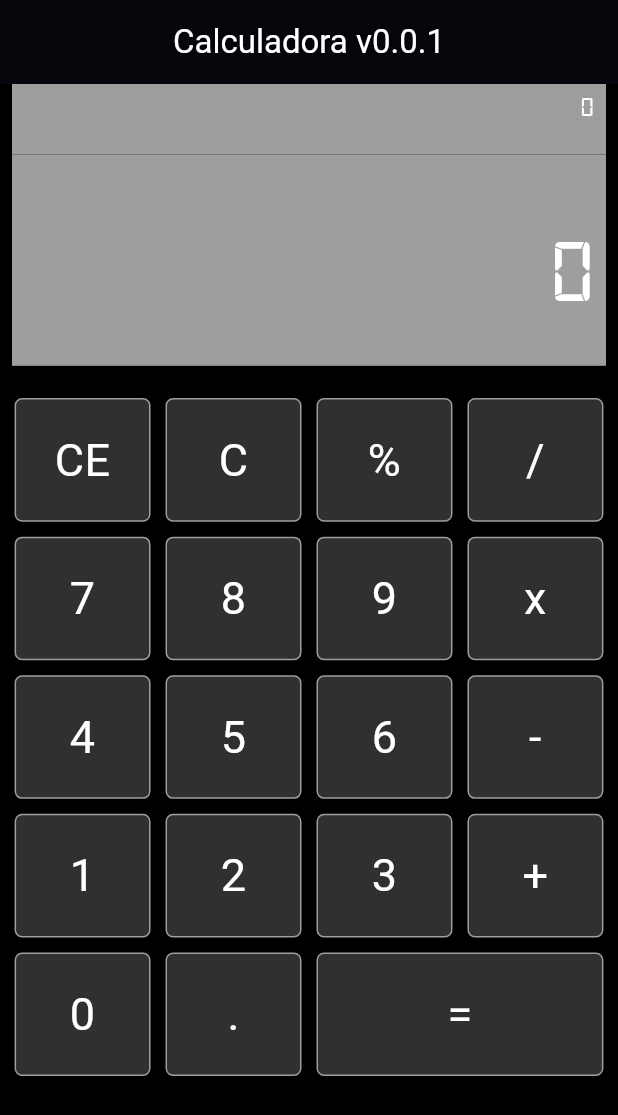
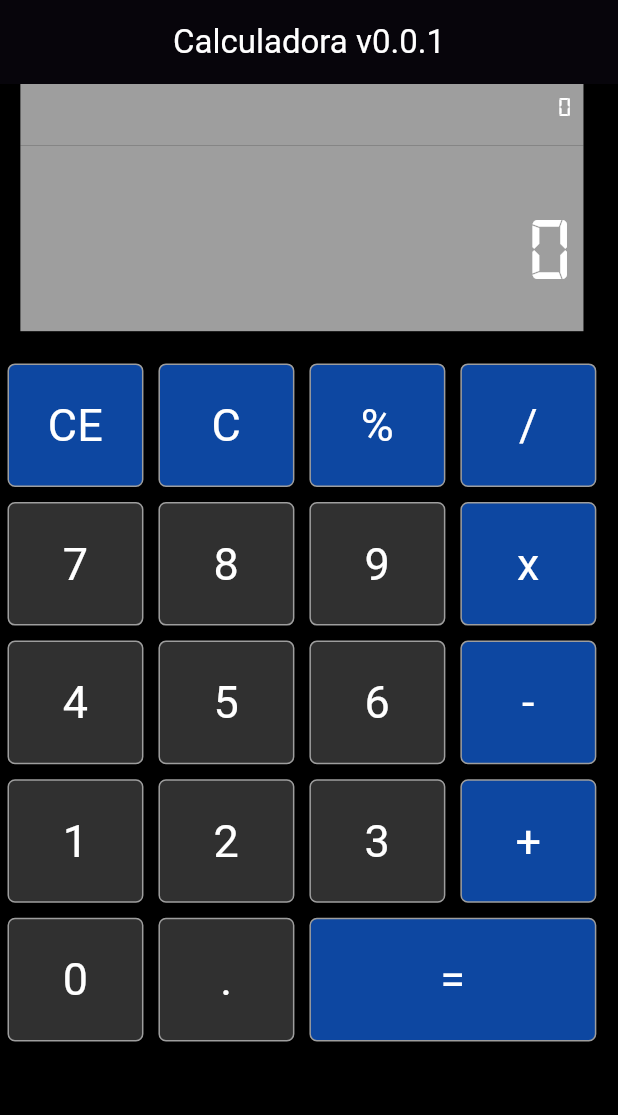
Before and after one commit to phantomwar/calculadora_master_class, a Flutter app: the screen it shows after launch, on a phone screen of 412 x 824 dp. Shown: the top 1115 px of the screen. Run offline on Flutter 3.47's test engine with Material 3 defaults, Android fonts, the phone set to English and light mode, and no system bars.

Commit message:
quase finalizada

```diff
--- a/lib/constants/buttons_list.dart
+++ b/lib/constants/buttons_list.dart
@@ -25,4 +25,7 @@ class Constants {
 
   static const calculatorTextStyle =
       TextStyle(fontSize: 60, color: Colors.white, fontFamily: 'digital-7');
+
+  static final regexNumber = RegExp(r'^[0-9.]');
+  static final regexOperation = RegExp(r'[+\-*x=/]');
 }
--- a/lib/pages/calculator.dart
+++ b/lib/pages/calculator.dart
@@ -2,6 +2,7 @@ import 'package:calculadora_master_class/pages/controller/calculator_controller.
 import 'package:flutter/material.dart';
 import '../constants/buttons_list.dart';
 import 'widgets/custom_buttons.dart';
+import 'widgets/display_widgets.dart';
 
 class Calculadora extends StatefulWidget {
   const Calculadora({super.key});
@@ -36,58 +37,15 @@ class _CalculadoraState extends State<Calculadora> {
         title: const Text('Calculadora v0.0.1'),
       ),
       body: Column(
+        crossAxisAlignment: CrossAxisAlignment.center,
         children: [
-          Expanded(
-            flex: 1,
-            child: Padding(
-              padding: const EdgeInsets.symmetric(horizontal: 8.0),
-              child: Column(
-                mainAxisAlignment: MainAxisAlignment.center,
-                children: [
-                  Expanded(
-                    flex: 2,
-                    child: Container(
-                      alignment: Alignment.topRight,
-                      decoration: const BoxDecoration(
-                        color: Colors.grey,
-                      ),
-                      child: Padding(
-                        padding: const EdgeInsets.symmetric(horizontal: 8),
-                        child: Text(
-                          controller.lastOperation ?? '0',
-                          textAlign: TextAlign.end,
-                          style: Constants.calculatorTextStyle
-                              .copyWith(fontSize: 18),
-                        ),
-                      ),
-                    ),
-                  ),
-                  Expanded(
-                    flex: 6,
-                    child: Container(
-                      alignment: Alignment.centerRight,
-                      decoration: const BoxDecoration(
-                        color: Colors.grey,
-                      ),
-                      child: Padding(
-                        padding: const EdgeInsets.symmetric(horizontal: 8.0),
-                        child: Text(
-                          controller.result ?? '0',
-                          textAlign: TextAlign.end,
-                          style: Constants.calculatorTextStyle,
-                        ),
-                      ),
-                    ),
-                  ),
-                ],
-              ),
-            ),
-          ),
+          DisplayWidget(size: size, controller: controller),
           SizedBox(
             height: MediaQuery.sizeOf(context).height * 0.02,
           ),
           Expanded(
             flex: 3,
+            child: SingleChildScrollView(
               child: Container(
                 decoration: const BoxDecoration(color: Colors.black),
                 child: Column(
@@ -99,11 +57,12 @@ class _CalculadoraState extends State<Calculadora> {
                             width: buttonWidth,
                             buttonText: Constants.buttonList[i],
                             onPressed: () => {
-                                controller
-                                    .listemButtonValue(Constants.buttonList[i])
+                                  controller.listemButtonValue(
+                                      Constants.buttonList[i])
                                 }),
                     ])
                   ],
+                ),
               ),
             ),
           )
--- a/lib/pages/widgets/custom_buttons.dart
+++ b/lib/pages/widgets/custom_buttons.dart
@@ -1,4 +1,5 @@
 // ignore_for_file: public_member_api_docs, sort_constructors_first
+import 'package:calculadora_master_class/constants/buttons_list.dart';
 import 'package:flutter/material.dart';
 
 class CustomButtons extends StatelessWidget {
@@ -18,7 +19,7 @@ class CustomButtons extends StatelessWidget {
   Widget build(BuildContext context) {
     return Padding(
       padding: const EdgeInsets.all(5.0),
-      child: GestureDetector(
+      child: InkWell(
         onTap: onPressed,
         child: Container(
           alignment: Alignment.center,
@@ -27,7 +28,9 @@ class CustomButtons extends StatelessWidget {
           decoration: BoxDecoration(
             border: Border.all(color: Colors.grey),
             borderRadius: BorderRadius.circular(5),
-            color: Colors.grey[850],
+            color: buttonText.contains(Constants.regexNumber)
+                ? Colors.grey[850]
+                : Colors.blue[900],
           ),
           child: Text(
             buttonText,
--- /dev/null
+++ b/lib/pages/widgets/display_widgets.dart
@@ -0,0 +1,64 @@
+import 'package:flutter/material.dart';
+import '../../constants/buttons_list.dart';
+import '../controller/calculator_controller.dart';
+
+class DisplayWidget extends StatelessWidget {
+  const DisplayWidget({
+    super.key,
+    required this.size,
+    required this.controller,
+  });
+
+  final Size size;
+  final CalculatorController controller;
+
+  @override
+  Widget build(BuildContext context) {
+    return SizedBox(
+      height: size.height * 0.2,
+      width: size.width * 0.95,
+      child: Padding(
+        padding: const EdgeInsets.symmetric(horizontal: 8.0),
+        child: Column(
+          mainAxisAlignment: MainAxisAlignment.center,
+          children: [
+            Expanded(
+              flex: 2,
+              child: Container(
+                alignment: Alignment.topRight,
+                decoration: const BoxDecoration(
+                  color: Colors.grey,
+                ),
+                child: Padding(
+                  padding: const EdgeInsets.symmetric(horizontal: 8),
+                  child: Text(
+                    controller.lastOperation ?? '0',
+                    textAlign: TextAlign.end,
+                    style: Constants.calculatorTextStyle.copyWith(fontSize: 18),
+                  ),
+                ),
+              ),
+            ),
+            Expanded(
+              flex: 6,
+              child: Container(
+                alignment: Alignment.centerRight,
+                decoration: const BoxDecoration(
+                  color: Colors.grey,
+                ),
+                child: Padding(
+                  padding: const EdgeInsets.symmetric(horizontal: 8.0),
+                  child: Text(
+                    controller.display ?? '0',
+                    textAlign: TextAlign.end,
+                    style: Constants.calculatorTextStyle,
+                  ),
+                ),
+              ),
+            ),
+          ],
+        ),
+      ),
+    );
+  }
+}
```
Also changed, not shown: lib/pages/controller/calculator_controller.dart (+31 -32 lines). Lines whose indentation alone changed are shown as unchanged.
